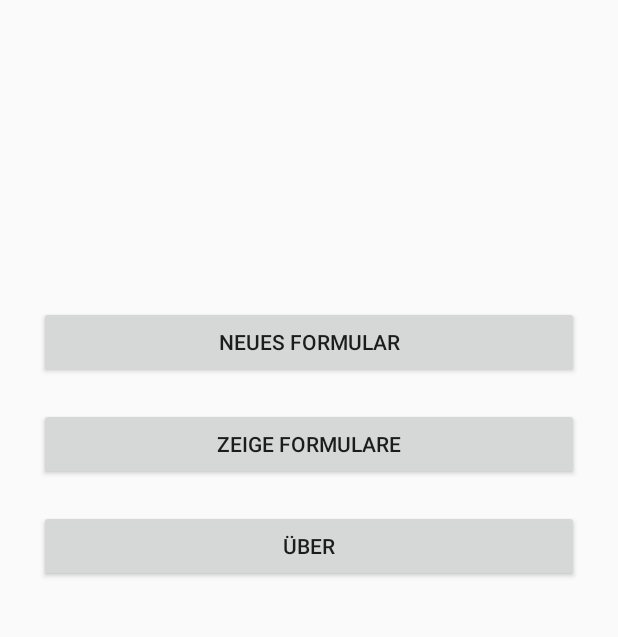
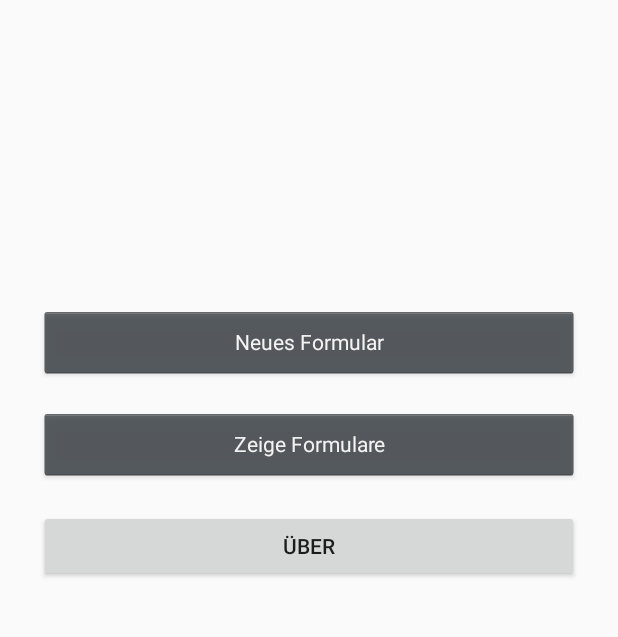
Before and after one commit to SKogelnik/resifo-android, an Android app: the screen it shows after launch (MainActivity), on a phone screen of 412 x 824 dp, the part 249-886 px from its top. Run offline under Robolectric (Android 15) with nearby library versions, the phone set to English and light mode, and no system bars.

Commit message:
Design improvements

```diff
--- a/Resifo/app/src/main/res/layout/activity_main.xml
+++ b/Resifo/app/src/main/res/layout/activity_main.xml
@@ -46,7 +46,8 @@
                 android:layout_height="wrap_content"
                 android:id="@+id/ButtonnewFormular"
                 android:onClick="onNewFormular"
-                android:layout_margin="10dp" />
+                android:layout_margin="10dp"
+                style="@android:style/Widget.Holo.Button.Small" />
 
             <Button
                 android:text="Zeige Formulare"
@@ -54,7 +55,8 @@
                 android:layout_height="wrap_content"
                 android:id="@+id/buttonLoadFormular"
                 android:onClick="onShowFormulars"
-                android:layout_margin="10dp" />
+                android:layout_margin="10dp"
+                style="@style/btnStyle" />
 
             <Button
                 android:text="Über"
--- a/Resifo/app/src/main/res/values/styles.xml
+++ b/Resifo/app/src/main/res/values/styles.xml
@@ -8,4 +8,9 @@
         <item name="colorAccent">#444444</item>
     </style>
 
+
+    <style name="btnStyle" parent="@android:style/Widget.Holo.Button.Small">
+        <!--<item name="android:background">#00ff00</item>-->
+    </style>
+
 </resources>
```
